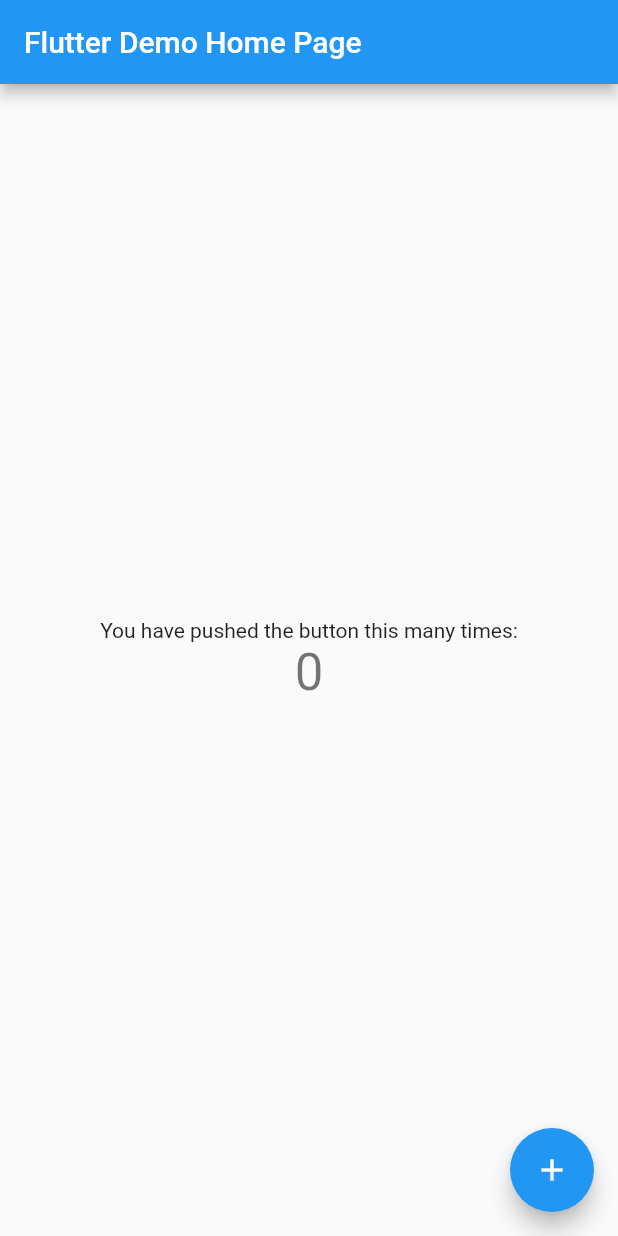
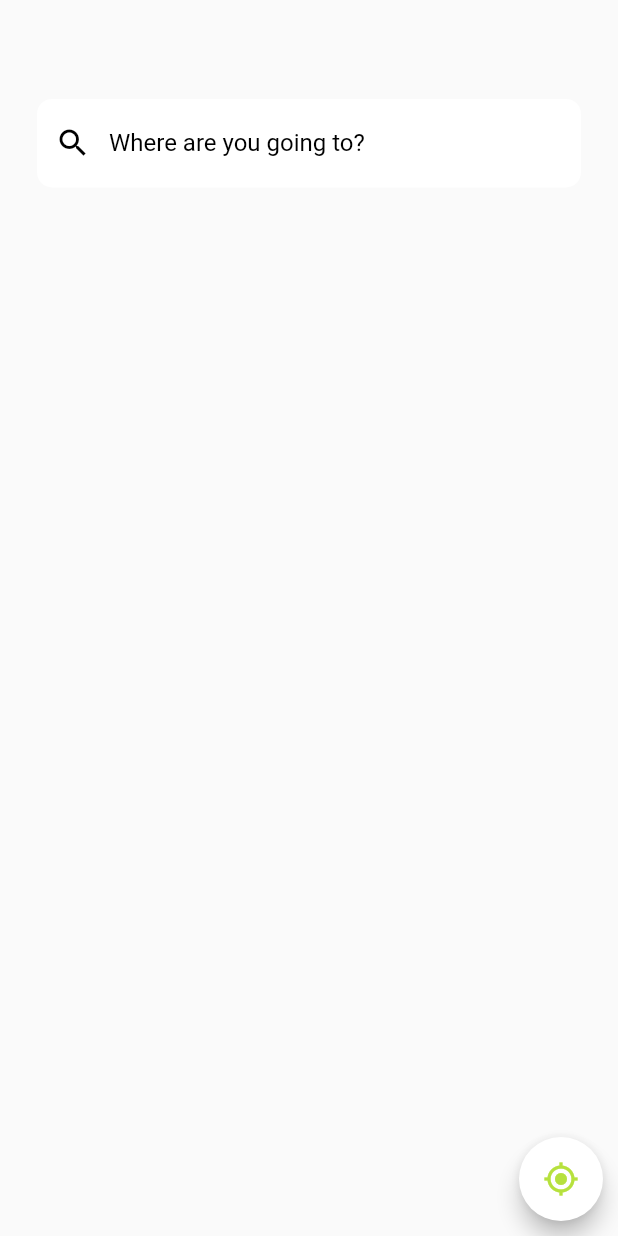
Before and after one commit to lem01/find_maps, a Flutter app: the screen it shows after launch, on a phone screen of 412 x 824 dp. Run offline on Flutter 3.47's test engine with Material 2 defaults, Android fonts, the phone set to English and light mode, and no system bars; our stand-ins replace geocoding, geolocator, google_maps_flutter.

Commit message:
feat: Create home page
Create home page with geolocation functionality

```diff
--- a/lib/main.dart
+++ b/lib/main.dart
@@ -1,4 +1,7 @@
+import 'package:find_maps/ui/home/home.dart';
+import 'package:find_maps/ui/home/home_provider.dart';
 import 'package:flutter/material.dart';
+import 'package:provider/provider.dart';
 
 void main() {
   runApp(const MyApp());
@@ -10,7 +13,13 @@
   // This widget is the root of your application.
   @override
   Widget build(BuildContext context) {
-    return MaterialApp(
+    return MultiProvider(
+      providers: [
+        ChangeNotifierProvider(
+          create: (context) => MapProvider(),
+        )
+      ],
+      child: MaterialApp(
         title: 'Flutter Demo',
         theme: ThemeData(
           // This is the theme of your application.
@@ -24,92 +33,8 @@
           // is not restarted.
           primarySwatch: Colors.blue,
         ),
-      home: const MyHomePage(title: 'Flutter Demo Home Page'),
+        home: const Home(),
+      ),
     );
   }
 }
-
-class MyHomePage extends StatefulWidget {
-  const MyHomePage({super.key, required this.title});
-
-  // This widget is the home page of your application. It is stateful, meaning
-  // that it has a State object (defined below) that contains fields that affect
-  // how it looks.
-
-  // This class is the configuration for the state. It holds the values (in this
-  // case the title) provided by the parent (in this case the App widget) and
-  // used by the build method of the State. Fields in a Widget subclass are
-  // always marked "final".
-
-  final String title;
-
-  @override
-  State<MyHomePage> createState() => _MyHomePageState();
-}
-
-class _MyHomePageState extends State<MyHomePage> {
-  int _counter = 0;
-
-  void _incrementCounter() {
-    setState(() {
-      // This call to setState tells the Flutter framework that something has
-      // changed in this State, which causes it to rerun the build method below
-      // so that the display can reflect the updated values. If we changed
-      // _counter without calling setState(), then the build method would not be
-      // called again, and so nothing would appear to happen.
-      _counter++;
-    });
-  }
-
-  @override
-  Widget build(BuildContext context) {
-    // This method is rerun every time setState is called, for instance as done
-    // by the _incrementCounter method above.
-    //
-    // The Flutter framework has been optimized to make rerunning build methods
-    // fast, so that you can just rebuild anything that needs updating rather
-    // than having to individually change instances of widgets.
-    return Scaffold(
-      appBar: AppBar(
-        // Here we take the value from the MyHomePage object that was created by
-        // the App.build method, and use it to set our appbar title.
-        title: Text(widget.title),
-      ),
-      body: Center(
-        // Center is a layout widget. It takes a single child and positions it
-        // in the middle of the parent.
-        child: Column(
-          // Column is also a layout widget. It takes a list of children and
-          // arranges them vertically. By default, it sizes itself to fit its
-          // children horizontally, and tries to be as tall as its parent.
-          //
-          // Invoke "debug painting" (press "p" in the console, choose the
-          // "Toggle Debug Paint" action from the Flutter Inspector in Android
-          // Studio, or the "Toggle Debug Paint" command in Visual Studio Code)
-          // to see the wireframe for each widget.
-          //
-          // Column has various properties to control how it sizes itself and
-          // how it positions its children. Here we use mainAxisAlignment to
-          // center the children vertically; the main axis here is the vertical
-          // axis because Columns are vertical (the cross axis would be
-          // horizontal).
-          mainAxisAlignment: MainAxisAlignment.center,
-          children: <Widget>[
-            const Text(
-              'You have pushed the button this many times:',
-            ),
-            Text(
-              '$_counter',
-              style: Theme.of(context).textTheme.headlineMedium,
-            ),
-          ],
-        ),
-      ),
-      floatingActionButton: FloatingActionButton(
-        onPressed: _incrementCounter,
-        tooltip: 'Increment',
-        child: const Icon(Icons.add),
-      ), // This trailing comma makes auto-formatting nicer for build methods.
-    );
-  }
-}
--- /dev/null
+++ b/lib/ui/home/home.dart
@@ -0,0 +1,220 @@
+import 'dart:math';
+
+import 'package:find_maps/helper/media_query_data_extensions.dart';
+import 'package:find_maps/ui/home/home_provider.dart';
+import 'package:flutter/cupertino.dart';
+import 'package:flutter/material.dart';
+import 'package:geocoding/geocoding.dart';
+import 'package:geolocator/geolocator.dart';
+import 'package:google_maps_flutter/google_maps_flutter.dart';
+import 'package:provider/provider.dart';
+
+class Home extends StatefulWidget {
+  const Home({super.key});
+
+  @override
+  State<Home> createState() => _HomeState();
+}
+
+class _HomeState extends State<Home> {
+  double latitude = 0;
+  double longitude = 0;
+
+  final TextEditingController _controllerSearchAddress =
+      TextEditingController();
+  late GoogleMapController mapController;
+  Set<Marker> _markers = <Marker>{};
+  LatLng? latlong;
+  late CameraPosition _cameraPosition;
+  GoogleMapController? _controller;
+  final TextEditingController _controllerLocation = TextEditingController();
+  var address;
+
+  Color primaryColor = const Color(0xffB6E13D);
+  Color secoondaryColor = const Color(0xffFFFFFF);
+
+  @override
+  void initState() {
+    _cameraPosition = const CameraPosition(target: LatLng(0, 0), zoom: 10.0);
+    getCurrentLocation();
+
+    super.initState();
+  }
+
+  Future getCurrentLocation() async {
+    LocationPermission permission;
+
+    permission = await Geolocator.checkPermission();
+    if (permission == LocationPermission.denied) {
+      permission = await Geolocator.requestPermission();
+    }
+
+    Position position = await Geolocator.getCurrentPosition(
+        desiredAccuracy: LocationAccuracy.high);
+    latitude = position.latitude;
+    longitude = position.longitude;
+    List<Placemark> placemark =
+        await placemarkFromCoordinates(latitude, longitude);
+
+    if (mounted) {
+      setState(() {
+        latlong = LatLng(latitude, longitude);
+
+        _cameraPosition =
+            CameraPosition(target: latlong!, zoom: 15.0, bearing: 0);
+        if (_controller != null) {
+          _controller!
+              .animateCamera(CameraUpdate.newCameraPosition(_cameraPosition));
+        }
+
+        _markers = <Marker>{
+          Marker(
+            markerId: const MarkerId('Marker'),
+            position: LatLng(latitude!, longitude!),
+          )
+        };
+      });
+    }
+  }
+
+  @override
+  Widget build(BuildContext context) {
+    MediaQueryData size = MediaQuery.of(context);
+    return Scaffold(
+      body: SafeArea(
+        top: false,
+        child: Container(
+          width: size.wp(100),
+          height: MediaQuery.of(context).size.height,
+          child: Stack(
+            children: [
+              (latlong != null)
+                  ? GoogleMap(
+                      zoomControlsEnabled: false,
+                      initialCameraPosition: _cameraPosition,
+                      onMapCreated: (GoogleMapController controller) {
+                        _controller = (controller);
+                        _controller!.animateCamera(
+                            CameraUpdate.newCameraPosition(_cameraPosition));
+                      },
+                      markers: myMarker(),
+                      onTap: (latLng) {
+                        if (mounted) {
+                          setState(
+                            () {
+                              latlong = latLng;
+                            },
+                          );
+                        }
+                      },
+                    )
+                  : Container(),
+              Align(
+                alignment: Alignment.bottomRight,
+                child: Container(
+                  padding: const EdgeInsets.all(10.0),
+                  child: FloatingActionButton(
+                    backgroundColor: secoondaryColor,
+                    onPressed: () {
+                      getCurrentLocation();
+                    },
+                    child: Icon(
+                      Icons.my_location,
+                      color: primaryColor,
+                    ),
+                  ),
+                ),
+              ),
+              _searchBar(),
+            ],
+          ),
+        ),
+      ),
+    );
+  }
+
+  Widget _searchBar() {
+    MediaQueryData size = MediaQuery.of(context);
+    return Positioned(
+      left: 0,
+      right: 0,
+      top: size.hp(8),
+      child: Padding(
+        padding: EdgeInsets.symmetric(horizontal: size.wp(6)),
+        child: TextField(
+          textInputAction: TextInputAction.search,
+          onSubmitted: (value) {
+            searchAddress(value);
+          },
+          controller: _controllerSearchAddress,
+          decoration: InputDecoration(
+            filled: true,
+            fillColor: Colors.white,
+            hintText: "Where are you going to?",
+            hintStyle: const TextStyle(
+              color: Colors.black,
+              fontWeight: FontWeight.w400,
+            ),
+            prefixIcon: IconButton(
+              onPressed: () {
+                searchAddress(_controllerSearchAddress.text);
+              },
+              icon: const Icon(Icons.search, color: Colors.black),
+            ),
+            enabledBorder: OutlineInputBorder(
+              borderRadius: BorderRadius.circular(10),
+              borderSide: BorderSide(color: Colors.transparent, width: 0),
+            ),
+            focusedBorder: OutlineInputBorder(
+              borderRadius: BorderRadius.circular(10),
+              borderSide: BorderSide(color: Colors.transparent, width: 0),
+            ),
+          ),
+        ),
+      ),
+    );
+  }
+
+  //create method for search address
+  Future<void> searchAddress(String address) async {
+    try {
+      List<Location> locations = await locationFromAddress(address);
+      if (locations.length > 0) {
+        _controller!.animateCamera(CameraUpdate.newCameraPosition(
+            CameraPosition(
+                target: LatLng(locations[0].latitude, locations[0].longitude),
+                zoom: 15.0)));
+      }
+    } catch (e) {
+      print(e);
+    }
+  }
+
+  Set<Marker> myMarker() {
+    _markers.clear();
+
+    _markers.add(Marker(
+      markerId: MarkerId(Random().nextInt(10000).toString()),
+      position: LatLng(latlong!.latitude, latlong!.longitude),
+    ));
+
+    getLocation();
+
+    return _markers;
+  }
+
+  Future<void> getLocation() async {
+    List<Placemark> placemark =
+        await placemarkFromCoordinates(latlong!.latitude, latlong!.longitude);
+    latlong?.latitude.toString();
+    latlong?.longitude.toString();
+    address = placemark[0].name;
+    address = address + ',' + placemark[0].subLocality;
+    address = address + ',' + placemark[0].locality;
+    address = address + ',' + placemark[0].administrativeArea;
+    address = address + ',' + placemark[0].country;
+    address = address + ',' + placemark[0].postalCode;
+    _controllerLocation.text = address;
+    if (mounted) setState(() {});
+  }
+}
--- /dev/null
+++ b/lib/ui/home/home_provider.dart
@@ -0,0 +1,19 @@
+import 'package:flutter/material.dart';
+
+class MapProvider extends ChangeNotifier {
+  String _address = '';
+  TextEditingController _addressController = TextEditingController();
+
+  String get address => _address;
+  TextEditingController get addressController => _addressController;
+
+  set setAddressController(TextEditingController value) {
+    _addressController = value;
+    notifyListeners();
+  }
+
+  set setAddressText(String value) {
+    _address = value;
+    notifyListeners();
+  }
+}
```
Also changed, not shown: lib/helper/media_query_data_extensions.dart (added, +13 -0 lines), 5 other files. Lines whose indentation alone changed are shown as unchanged.
